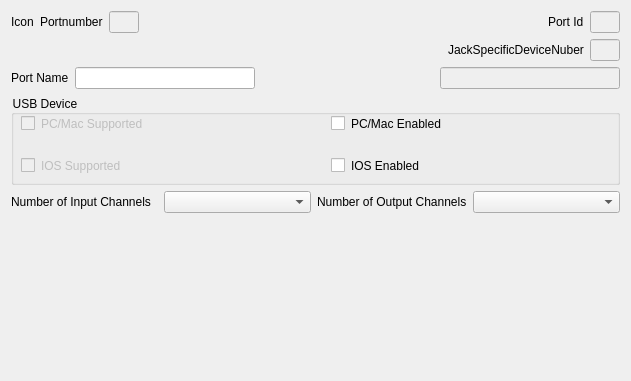
This is src/widgets/audioportparmwidget.ui in dehnhardt/iconnconfig as Qt 5 draws it before an edit. The edited form follows.
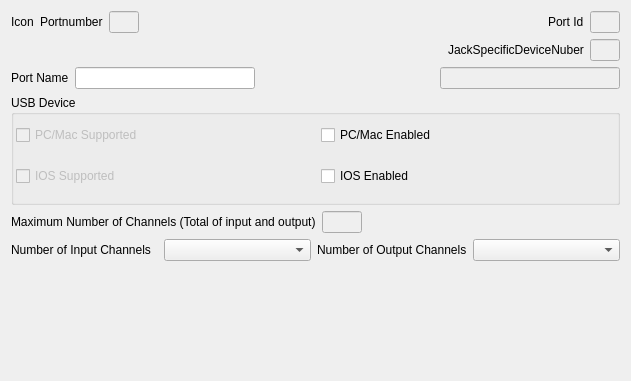
This is the edited form.

Commit message: Audio port parms completely integrated

Diff of the .ui file:
```diff
--- a/src/widgets/audioportparmwidget.ui
+++ b/src/widgets/audioportparmwidget.ui
@@ -180,7 +180,7 @@
    <item>
     <widget class="QGroupBox" name="m_pGbUSBDevice">
      <property name="sizePolicy">
-      <sizepolicy hsizetype="Preferred" vsizetype="Maximum">
+      <sizepolicy hsizetype="Preferred" vsizetype="Preferred">
        <horstretch>0</horstretch>
        <verstretch>0</verstretch>
       </sizepolicy>
@@ -188,17 +188,17 @@
      <property name="minimumSize">
       <size>
        <width>0</width>
-       <height>90</height>
+       <height>110</height>
       </size>
      </property>
      <property name="maximumSize">
       <size>
        <width>16777215</width>
-       <height>200</height>
+       <height>16777215</height>
       </size>
      </property>
      <property name="styleSheet">
-      <string notr="true">padding:10;</string>
+      <string notr="true"/>
      </property>
      <property name="title">
       <string>USB Device</string>
@@ -209,12 +209,30 @@
         <x>0</x>
         <y>10</y>
         <width>613</width>
-        <height>80</height>
+        <height>98</height>
        </rect>
       </property>
       <layout class="QGridLayout" name="m_pGlUsbDeviceEnabled">
+       <property name="leftMargin">
+        <number>5</number>
+       </property>
+       <property name="topMargin">
+        <number>5</number>
+       </property>
+       <property name="rightMargin">
+        <number>5</number>
+       </property>
+       <property name="bottomMargin">
+        <number>0</number>
+       </property>
+       <property name="spacing">
+        <number>6</number>
+       </property>
        <item row="1" column="1">
         <widget class="QCheckBox" name="m_pChbPcEnabled">
+         <property name="styleSheet">
+          <string notr="true"/>
+         </property>
          <property name="text">
           <string>PC/Mac Enabled</string>
          </property>
@@ -242,6 +260,9 @@
          <property name="enabled">
           <bool>false</bool>
          </property>
+         <property name="styleSheet">
+          <string notr="true"/>
+         </property>
          <property name="text">
           <string>PC/Mac Supported</string>
          </property>
@@ -251,6 +272,43 @@
      </widget>
     </widget>
    </item>
+   <item>
+    <layout class="QHBoxLayout" name="horizontalLayout_4">
+     <item>
+      <widget class="QLabel" name="m_pLblMaximumNumberOfPorts">
+       <property name="text">
+        <string>Maximum Number of Channels (Total of input and output)</string>
+       </property>
+      </widget>
+     </item>
+     <item>
+      <widget class="QLineEdit" name="m_pEditMaximumNumberOfPorts">
+       <property name="enabled">
+        <bool>false</bool>
+       </property>
+       <property name="maximumSize">
+        <size>
+         <width>40</width>
+         <height>16777215</height>
+        </size>
+       </property>
+      </widget>
+     </item>
+     <item>
+      <spacer name="horizontalSpacer_4">
+       <property name="orientation">
+        <enum>Qt::Horizontal</enum>
+       </property>
+       <property name="sizeHint" stdset="0">
+        <size>
+         <width>40</width>
+         <height>20</height>
+        </size>
+       </property>
+      </spacer>
+     </item>
+    </layout>
+   </item>
    <item>
     <layout class="QHBoxLayout" name="horizontalLayout_2">
      <item>
@@ -280,6 +338,9 @@
      <property name="orientation">
       <enum>Qt::Vertical</enum>
      </property>
+     <property name="sizeType">
+      <enum>QSizePolicy::MinimumExpanding</enum>
+     </property>
      <property name="sizeHint" stdset="0">
       <size>
        <width>20</width>
```
The commit also changes 7 other files.
